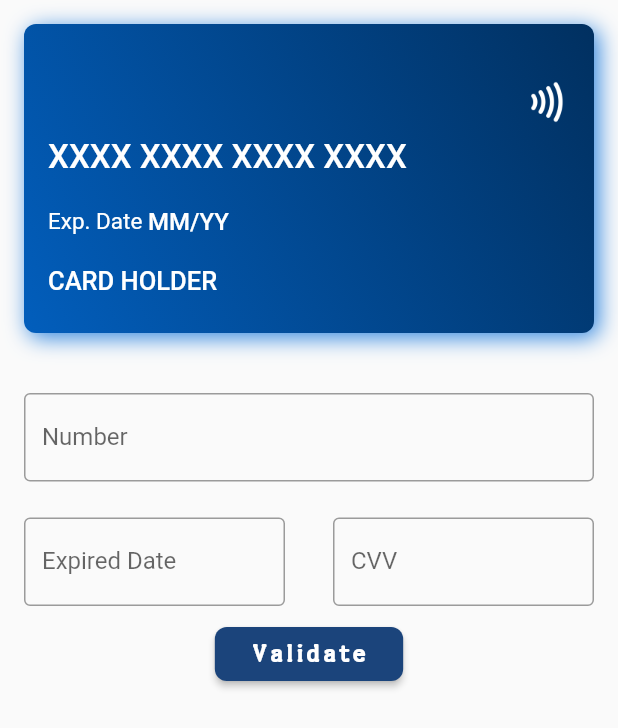
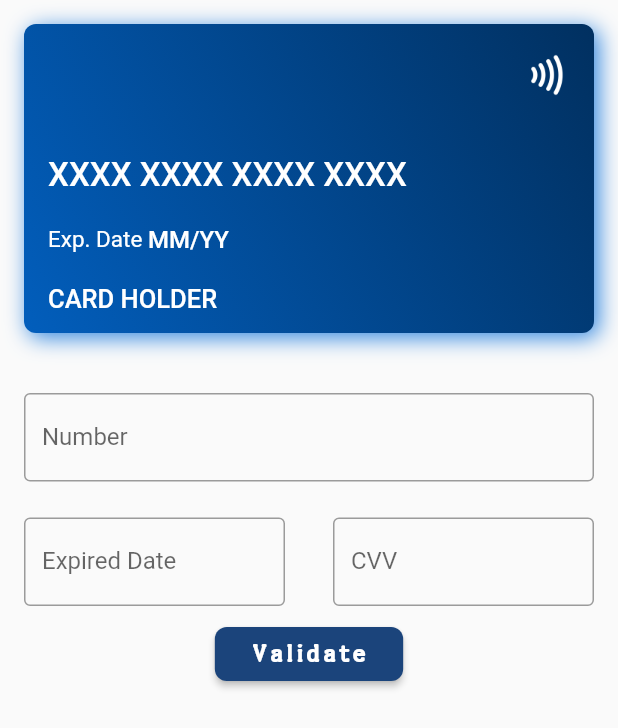
Before and after one commit to SimformSolutionsPvtLtd/flutter_credit_card, a Flutter app: the screen it shows after launch, on a phone screen of 412 x 824 dp. Shown: the top 728 px of the screen. Run offline on Flutter 3.47's test engine with Material 2 defaults, Android fonts, the phone set to English and light mode, and no system bars.

```diff
--- a/lib/credit_card_widget.dart
+++ b/lib/credit_card_widget.dart
@@ -305,9 +305,10 @@ class _CreditCardWidgetState extends State<CreditCardWidget>
       height: widget.height ??
           (orientation == Orientation.portrait ? height / 4 : height / 2),
       child: Column(
-        mainAxisAlignment: MainAxisAlignment.end,
+        mainAxisAlignment: MainAxisAlignment.start,
         crossAxisAlignment: CrossAxisAlignment.start,
         children: <Widget>[
+          SizedBox(height: 10),
           SizedBox(
             width: widget.width,
             child: Row(
@@ -340,7 +341,7 @@ class _CreditCardWidgetState extends State<CreditCardWidget>
             ),
           ),
           Padding(
-            padding: const EdgeInsets.only(left: 16, bottom: 20),
+            padding: const EdgeInsets.only(left: 16, bottom: 20, top: 30),
             child: Text(
               widget.cardNumber.isEmpty ? 'XXXX XXXX XXXX XXXX' : number,
               style: const TextStyle(
```
